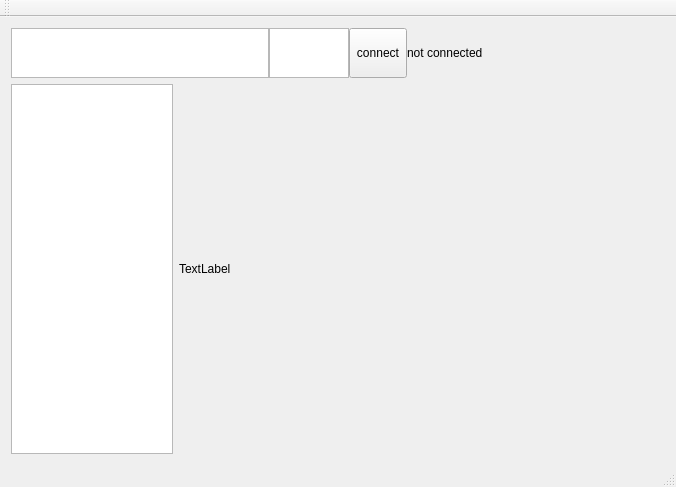
Old version of the form mypeerclient/mainwindow.ui in the repository chinasarft/learnwebrtc.
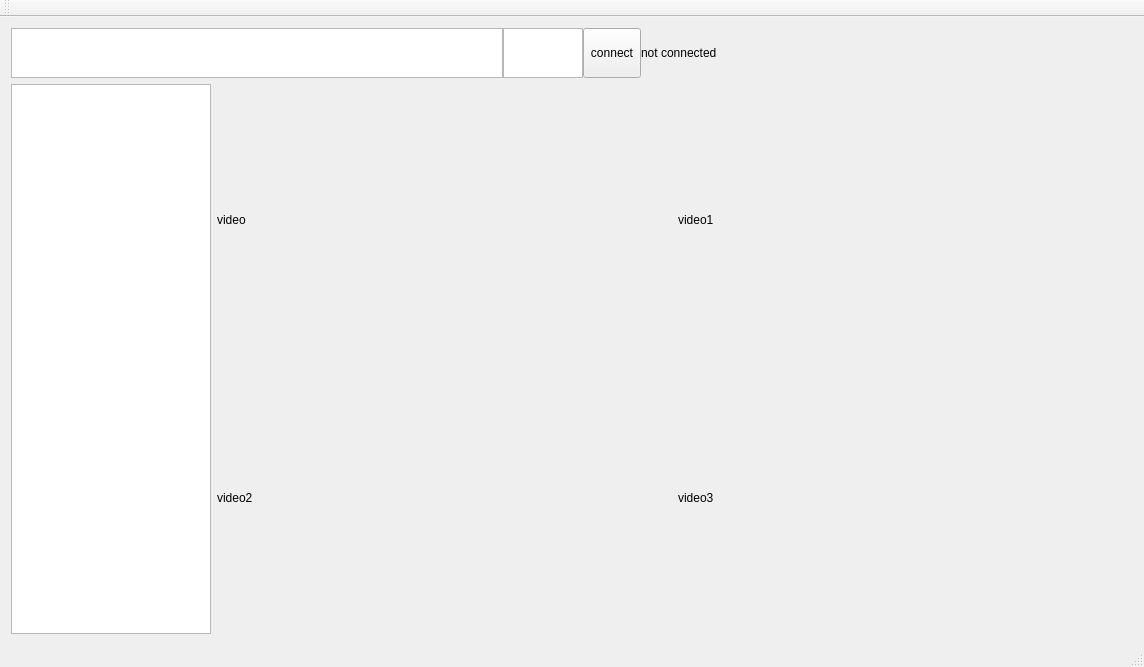
New version of the form.

Commit message: local and remote render use diffrent window

Patch:
```diff
--- a/mypeerclient/mainwindow.ui
+++ b/mypeerclient/mainwindow.ui
@@ -6,8 +6,8 @@
    <rect>
     <x>0</x>
     <y>0</y>
-    <width>676</width>
-    <height>487</height>
+    <width>1144</width>
+    <height>667</height>
    </rect>
   </property>
   <property name="windowTitle">
@@ -128,20 +128,51 @@
            <verstretch>0</verstretch>
           </sizepolicy>
          </property>
+         <property name="maximumSize">
+          <size>
+           <width>200</width>
+           <height>16777215</height>
+          </size>
+         </property>
         </widget>
        </item>
        <item>
+        <layout class="QGridLayout" name="gridLayout">
+         <item row="0" column="0">
         <widget class="QLabel" name="video">
          <property name="sizePolicy">
           <sizepolicy hsizetype="Preferred" vsizetype="Preferred">
-           <horstretch>3</horstretch>
+             <horstretch>0</horstretch>
            <verstretch>0</verstretch>
           </sizepolicy>
          </property>
          <property name="text">
-          <string>TextLabel</string>
-         </property>
-        </widget>
+            <string>video</string>
+           </property>
+          </widget>
+         </item>
+         <item row="0" column="1">
+          <widget class="QLabel" name="video1">
+           <property name="text">
+            <string>video1</string>
+           </property>
+          </widget>
+         </item>
+         <item row="1" column="0">
+          <widget class="QLabel" name="video2">
+           <property name="text">
+            <string>video2</string>
+           </property>
+          </widget>
+         </item>
+         <item row="1" column="1">
+          <widget class="QLabel" name="video3">
+           <property name="text">
+            <string>video3</string>
+           </property>
+          </widget>
+         </item>
+        </layout>
        </item>
       </layout>
      </widget>
```
Lines whose indentation alone changed are shown as unchanged. The commit also changes 3 other files.
